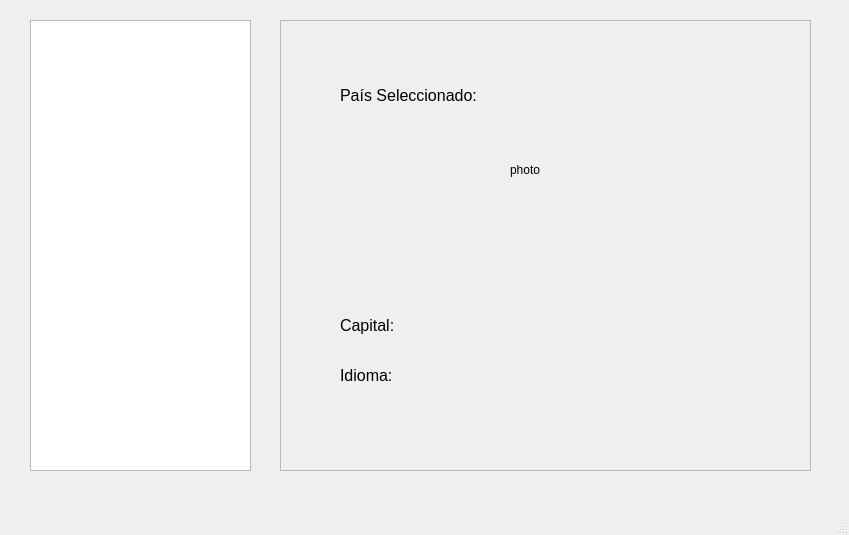
Before: the Qt Designer form lab05/lab05-3/mainwindow.ui in JulioChura/TO-JulioChura, drawn with Qt 5.
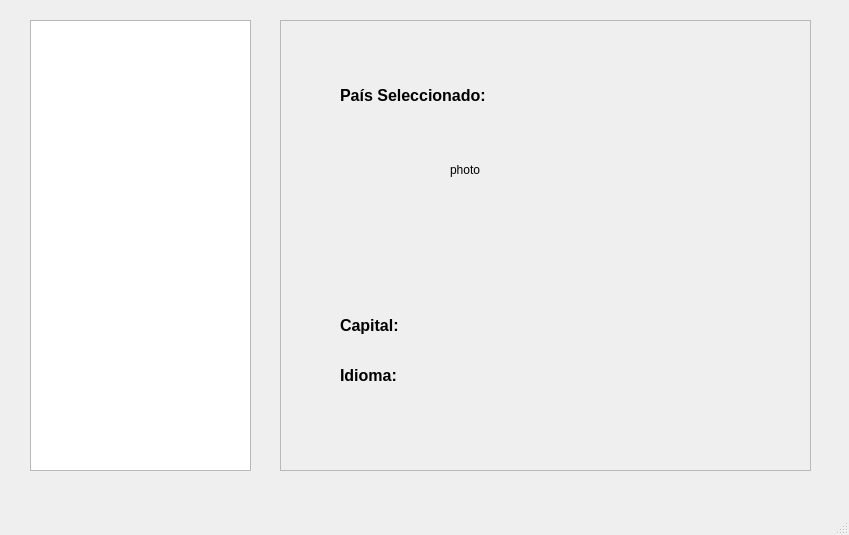
After: the same form once the commit is applied.

Diff of the .ui file:
```diff
--- a/lab05/lab05-3/mainwindow.ui
+++ b/lab05/lab05-3/mainwindow.ui
@@ -13,6 +13,10 @@
   <property name="windowTitle">
    <string>MainWindow</string>
   </property>
+  <property name="styleSheet">
+   <string notr="true">
+</string>
+  </property>
   <widget class="QWidget" name="centralwidget">
    <widget class="QListView" name="paises">
     <property name="geometry">
@@ -56,6 +60,7 @@
      <property name="font">
       <font>
        <pointsize>12</pointsize>
+       <bold>true</bold>
       </font>
      </property>
      <property name="text">
@@ -74,6 +79,7 @@
      <property name="font">
       <font>
        <pointsize>12</pointsize>
+       <bold>true</bold>
       </font>
      </property>
      <property name="text">
@@ -92,6 +98,7 @@
      <property name="font">
       <font>
        <pointsize>12</pointsize>
+       <bold>true</bold>
       </font>
      </property>
      <property name="text">
@@ -101,7 +108,7 @@
     <widget class="QLabel" name="paisFoto">
      <property name="geometry">
       <rect>
-       <x>230</x>
+       <x>170</x>
        <y>140</y>
        <width>49</width>
        <height>20</height>
```
Left out of the diff: 3 changed lines with no effect on the pictures.
